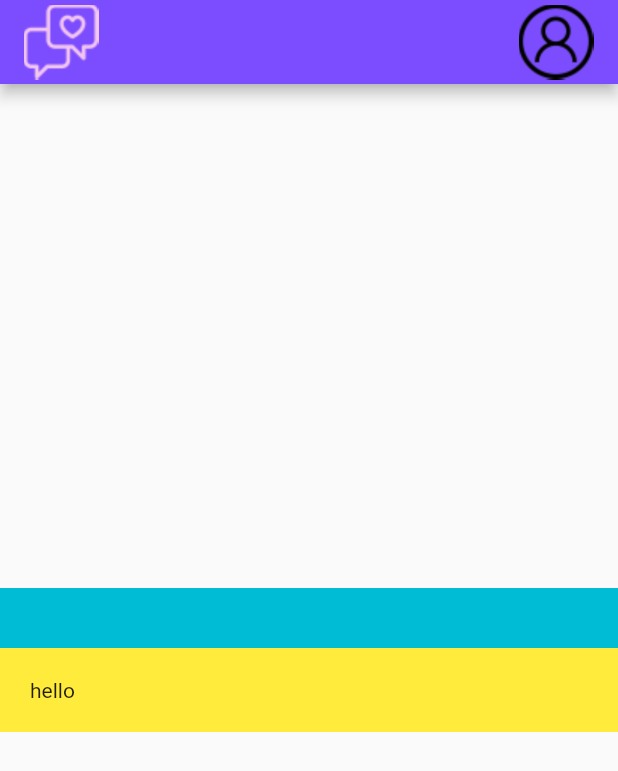
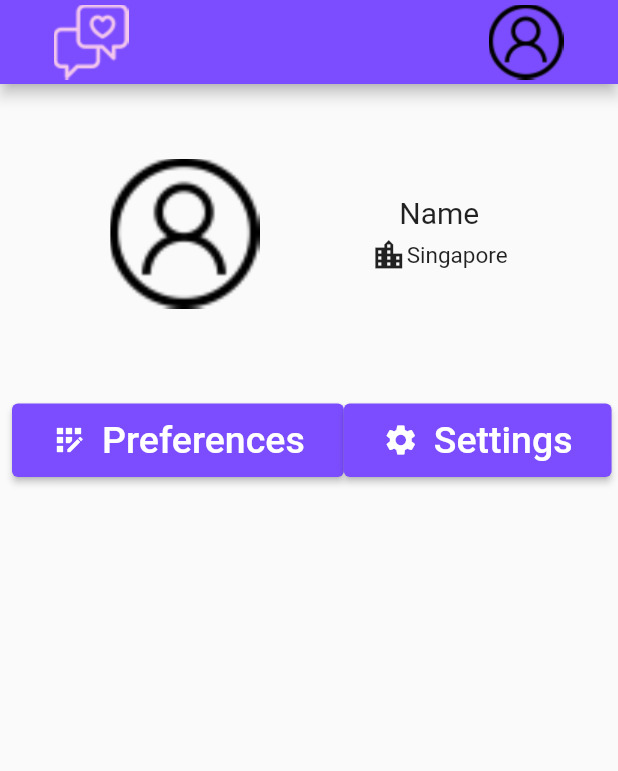
Before and after one commit to pi-mon/lovelace, a Flutter app: the screen it shows after launch, on a phone screen of 412 x 824 dp. Shown: the top 771 px of the screen. Run offline on Flutter 3.47's test engine with Material 2 defaults, Android fonts, the phone set to English and light mode, and no system bars.

Commit message:
creates static Account page

```diff
--- a/client/lovelace/lib/main.dart
+++ b/client/lovelace/lib/main.dart
@@ -1,18 +1,22 @@
 import 'package:flutter/material.dart';
 
 void main() {
-  runApp(MaterialApp(
+  runApp(const MaterialApp(
     home: Account(),
   ));
 }
 
 class Account extends StatelessWidget {
+  const Account({super.key});
+
   @override // overrides the build function defined in the class's ancestor
   Widget build(BuildContext context) {
     return Scaffold(
       appBar: AppBar(
         backgroundColor: Colors.deepPurpleAccent,
-        title: Row(
+        title: Padding(
+          padding: const EdgeInsets.all(20.0),
+          child: Row(
             children: <Widget>[
               Image.asset('assets/images/logo-square.png', height: 50.0, width: 50.0),
               const Expanded(
@@ -20,23 +24,78 @@ class Account extends StatelessWidget {
               ),
               Image.asset('assets/images/user.png', height: 50.0, width: 50.0)
             ],
+          ),
         )
       ),
 
       body: Column(
-        mainAxisAlignment: MainAxisAlignment.center,
+        mainAxisAlignment: MainAxisAlignment.start,
         crossAxisAlignment: CrossAxisAlignment.stretch,
         children: <Widget>[
-          Container(
-            padding: EdgeInsets.all(20.0),
-            color: Colors.cyan,
+          const SizedBox(height: 50.0),
+          Center(
             child: Row(
+              mainAxisAlignment: MainAxisAlignment.spaceEvenly,
+              children: <Widget>[
+                ClipRRect(
+                  borderRadius: BorderRadius.circular(10.0),
+                  child: Image.asset('assets/images/user.png', height: 100.0, width: 100.0)
+                ),
+                Column(
+                  children: <Widget>[
+                    const Text('Name', style: TextStyle(fontSize: 20.0)),
+                    const SizedBox(height: 5.0),
+                    Row(
+                      children: const <Widget>[
+                        Icon(Icons.location_city),
+                        Text('Singapore', style: TextStyle(fontSize: 15.0))
+                      ],
+                    )
+                  ],
+                )
+              ],
             )
           ),
-          Container(
-            padding: EdgeInsets.all(20.0),
-            color: Colors.yellow,
-            child: Text('hello')
+          const SizedBox(height: 55.0),
+          Center(
+            child: Padding(
+              padding: const EdgeInsets.all(8.0),
+              child: Row(
+                mainAxisAlignment: MainAxisAlignment.spaceEvenly,
+                children: <Widget>[
+                  ElevatedButton(
+                    onPressed: () {},
+                    style: ElevatedButton.styleFrom(backgroundColor: Colors.deepPurpleAccent),
+                    child:
+                      Padding(
+                        padding: const EdgeInsets.fromLTRB(10.0, 10.0, 10.0, 10.0),
+                        child: Row(
+                          children: const <Widget>[
+                            Icon(Icons.app_registration),
+                            SizedBox(width: 10.0),
+                            Text('Preferences', style: TextStyle(fontSize: 25.0)),
+                          ],
+                        ),
+                      ),
+                    ),
+                    ElevatedButton(
+                      onPressed: () {},
+                      style: ElevatedButton.styleFrom(backgroundColor: Colors.deepPurpleAccent),
+                      child:
+                      Padding(
+                        padding: const EdgeInsets.fromLTRB(10.0, 10.0, 10.0, 10.0),
+                        child: Row(
+                          children: const <Widget>[
+                            Icon(Icons.settings),
+                            SizedBox(width: 10.0),
+                            Text('Settings', style: TextStyle(fontSize: 25.0)),
+                          ],
+                        )
+                      )
+                  )
+                ],
+              ),
+            )
           ),
         ]
       )
```
Also changed, not shown: client/lovelace/pubspec.yaml (+7 -6 lines), client/lovelace/assets/fonts/Quicksand-Bold.ttf (added), client/lovelace/assets/fonts/Quicksand-Light.ttf (added), client/lovelace/assets/fonts/Quicksand-Medium.ttf (added), client/lovelace/assets/fonts/Quicksand-Regular.ttf (added), client/lovelace/assets/fonts/Quicksand-SemiBold.ttf (added). Lines whose indentation alone changed are shown as unchanged.
